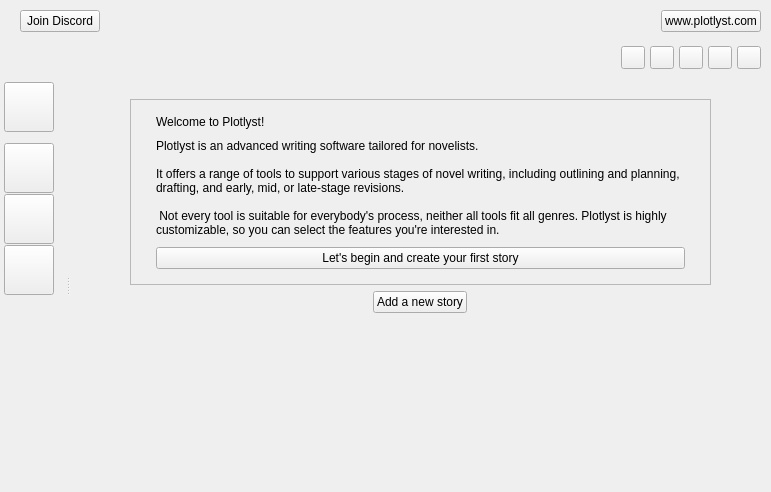
Before: the Qt Designer form ui/home_view.ui in zkovari/plotlyst, drawn with Qt 5.
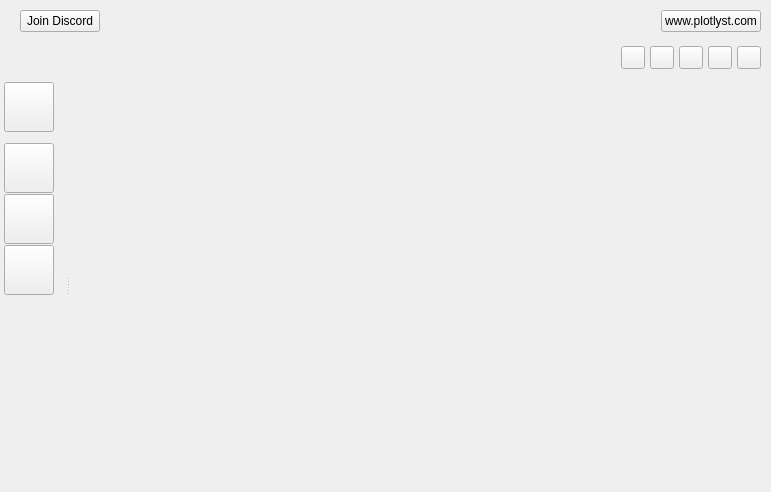
After: the same form once the commit is applied. The open tabs and pages were chosen to show the change.

Commit message: series card

Diff of the .ui file:
```diff
--- a/ui/home_view.ui
+++ b/ui/home_view.ui
@@ -724,6 +724,22 @@
                  </property>
                 </layout>
                </widget>
+               <widget class="QWidget" name="pageSeriesDisplay">
+                <layout class="QVBoxLayout" name="verticalLayout_16">
+                 <property name="leftMargin">
+                  <number>20</number>
+                 </property>
+                 <property name="topMargin">
+                  <number>20</number>
+                 </property>
+                 <property name="rightMargin">
+                  <number>20</number>
+                 </property>
+                 <property name="bottomMargin">
+                  <number>20</number>
+                 </property>
+                </layout>
+               </widget>
               </widget>
              </item>
             </layout>
```
The commit also changes 4 other files.
